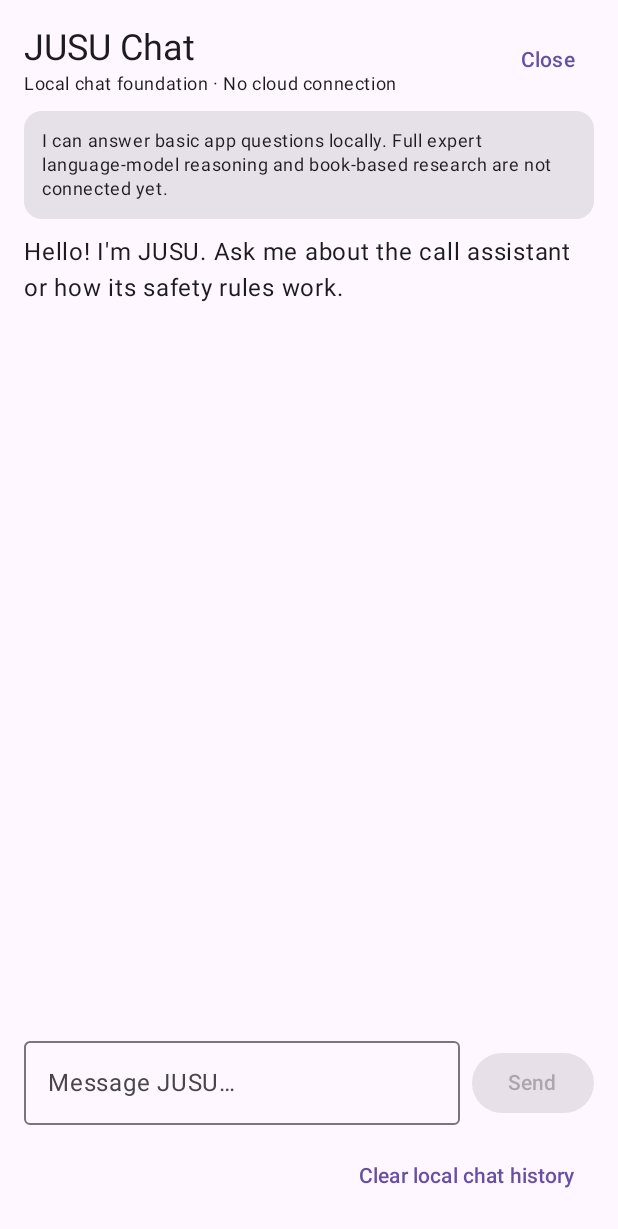
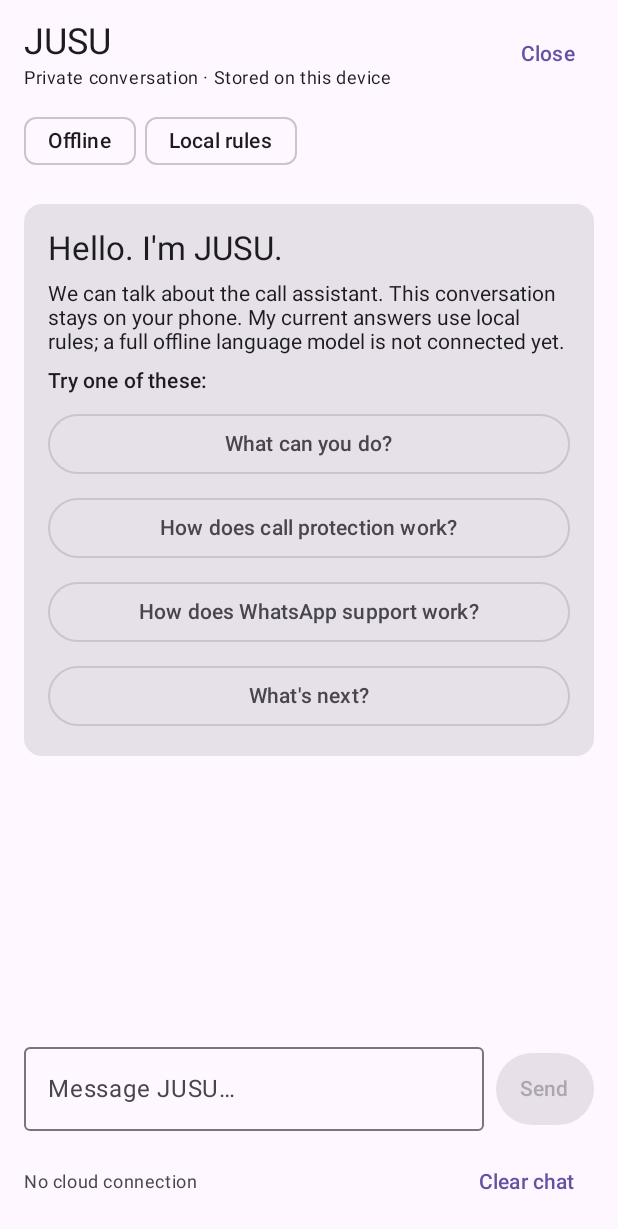
Before and after one commit to jusu9882-a11y/JUSU-AI-CALL-ASSISTANT, an Android app built with Jetpack Compose: the composable JusuChatScreen shown on its own in the app's theme, on a phone screen of 412 x 824 dp. Shown: the top 1229 px of the screen. Run offline under Robolectric (Android 15) with nearby library versions, the phone set to English and light mode, and no system bars.

Commit message:
Improve JUSU chat conversation interface and input flow

```diff
--- a/app/src/main/java/com/jusu/aicallassistant/intelligence/JusuChatScreen.kt
+++ b/app/src/main/java/com/jusu/aicallassistant/intelligence/JusuChatScreen.kt
@@ -5,11 +5,14 @@ import androidx.compose.foundation.lazy.LazyColumn
 import androidx.compose.foundation.lazy.items
 import androidx.compose.foundation.lazy.rememberLazyListState
 import androidx.compose.foundation.shape.RoundedCornerShape
+import androidx.compose.foundation.text.KeyboardActions
+import androidx.compose.foundation.text.KeyboardOptions
 import androidx.compose.material3.*
 import androidx.compose.runtime.*
 import androidx.compose.ui.Alignment
 import androidx.compose.ui.Modifier
 import androidx.compose.ui.platform.LocalContext
+import androidx.compose.ui.text.input.ImeAction
 import androidx.compose.ui.unit.dp
 import kotlinx.coroutines.launch
 
@@ -23,60 +26,71 @@ fun JusuChatScreen(onClose: () -> Unit) {
     val listState = rememberLazyListState()
     val scope = rememberCoroutineScope()
 
-    Column(Modifier.fillMaxSize().padding(16.dp), verticalArrangement = Arrangement.spacedBy(10.dp)) {
+    fun sendMessage(raw: String) {
+        val message = raw.trim()
+        if (message.isEmpty()) return
+        val userTurn = ChatTurn("user", message)
+        val reply = brain.respond(message, turns)
+        val assistantTurn = ChatTurn("assistant", reply.text)
+        store.append(userTurn, assistantTurn)
+        turns = (turns + userTurn + assistantTurn).takeLast(80)
+        input = ""
+        scope.launch { if (turns.isNotEmpty()) listState.animateScrollToItem(turns.lastIndex) }
+    }
+
+    LaunchedEffect(turns.size) {
+        if (turns.isNotEmpty()) listState.animateScrollToItem(turns.lastIndex)
+    }
+
+    Column(Modifier.fillMaxSize().imePadding().padding(horizontal = 16.dp, vertical = 12.dp), verticalArrangement = Arrangement.spacedBy(10.dp)) {
         Row(verticalAlignment = Alignment.CenterVertically, horizontalArrangement = Arrangement.SpaceBetween, modifier = Modifier.fillMaxWidth()) {
             Column(Modifier.weight(1f)) {
-                Text("JUSU Chat", style = MaterialTheme.typography.headlineSmall)
-                Text("Local chat foundation · No cloud connection", style = MaterialTheme.typography.bodySmall)
+                Text("JUSU", style = MaterialTheme.typography.headlineSmall)
+                Text("Private conversation · Stored on this device", style = MaterialTheme.typography.bodySmall)
             }
             TextButton(onClick = onClose) { Text("Close") }
         }
-        Card(Modifier.fillMaxWidth()) {
-            Text("I can answer basic app questions locally. Full expert language-model reasoning and book-based research are not connected yet.", Modifier.padding(12.dp), style = MaterialTheme.typography.bodySmall)
+        Row(horizontalArrangement = Arrangement.spacedBy(6.dp), verticalAlignment = Alignment.CenterVertically) {
+            AssistChip(onClick = {}, label = { Text("Offline") })
+            AssistChip(onClick = {}, label = { Text("Local rules") })
         }
-        LazyColumn(Modifier.weight(1f).fillMaxWidth(), state = listState, verticalArrangement = Arrangement.spacedBy(8.dp)) {
+
+        LazyColumn(Modifier.weight(1f).fillMaxWidth(), state = listState, verticalArrangement = Arrangement.spacedBy(10.dp), contentPadding = PaddingValues(vertical = 8.dp)) {
             if (turns.isEmpty()) {
                 item {
-                    Text("Hello! I'm JUSU. Ask me about the call assistant or how its safety rules work.", style = MaterialTheme.typography.bodyLarge)
+                    Card(Modifier.fillMaxWidth()) {
+                        Column(Modifier.padding(16.dp), verticalArrangement = Arrangement.spacedBy(8.dp)) {
+                            Text("Hello. I'm JUSU.", style = MaterialTheme.typography.titleLarge)
+                            Text("We can talk about the call assistant. This conversation stays on your phone. My current answers use local rules; a full offline language model is not connected yet.")
+                            Text("Try one of these:", style = MaterialTheme.typography.labelLarge)
+                            listOf("What can you do?", "How does call protection work?", "How does WhatsApp support work?", "What's next?").forEach { suggestion ->
+                                OutlinedButton(onClick = { sendMessage(suggestion) }, modifier = Modifier.fillMaxWidth()) { Text(suggestion) }
+                            }
+                        }
+                    }
                 }
             }
             items(turns) { turn ->
                 Row(Modifier.fillMaxWidth(), horizontalArrangement = if (turn.role == "user") Arrangement.End else Arrangement.Start) {
-                    Surface(
-                        color = if (turn.role == "user") MaterialTheme.colorScheme.primaryContainer else MaterialTheme.colorScheme.surfaceVariant,
-                        shape = RoundedCornerShape(16.dp),
-                        modifier = Modifier.widthIn(max = 320.dp)
-                    ) {
-                        Text(turn.text, Modifier.padding(12.dp))
+                    Column(Modifier.widthIn(max = 320.dp), horizontalAlignment = if (turn.role == "user") Alignment.End else Alignment.Start) {
+                        Text(if (turn.role == "user") "You" else "JUSU · Local", style = MaterialTheme.typography.labelSmall, color = MaterialTheme.colorScheme.onSurfaceVariant)
+                        Surface(color = if (turn.role == "user") MaterialTheme.colorScheme.primaryContainer else MaterialTheme.colorScheme.surfaceVariant, shape = RoundedCornerShape(18.dp)) {
+                            Text(turn.text, Modifier.padding(horizontal = 14.dp, vertical = 11.dp), style = MaterialTheme.typography.bodyLarge)
+                        }
                     }
                 }
             }
         }
+
         Row(verticalAlignment = Alignment.CenterVertically, horizontalArrangement = Arrangement.spacedBy(8.dp)) {
-            OutlinedTextField(
-                value = input,
-                onValueChange = { input = it },
-                modifier = Modifier.weight(1f),
-                placeholder = { Text("Message JUSU…") },
-                maxLines = 4
-            )
-            Button(
-                enabled = input.isNotBlank(),
-                onClick = {
-                    val message = input.trim()
-                    val userTurn = ChatTurn("user", message)
-                    val reply = brain.respond(message, turns)
-                    val assistantTurn = ChatTurn("assistant", reply.text)
-                    store.append(userTurn, assistantTurn)
-                    turns = (turns + userTurn + assistantTurn).takeLast(80)
-                    input = ""
-                    scope.launch { listState.animateScrollToItem((turns.size - 1).coerceAtLeast(0)) }
-                }
-            ) { Text("Send") }
+            OutlinedTextField(value = input, onValueChange = { input = it }, modifier = Modifier.weight(1f), placeholder = { Text("Message JUSU…") }, maxLines = 4,
+                keyboardOptions = KeyboardOptions(imeAction = ImeAction.Send),
+                keyboardActions = KeyboardActions(onSend = { sendMessage(input) }))
+            Button(enabled = input.isNotBlank(), onClick = { sendMessage(input) }, contentPadding = PaddingValues(horizontal = 16.dp, vertical = 14.dp)) { Text("Send") }
         }
-        TextButton(onClick = {
-            store.clear()
-            turns = emptyList()
-        }, modifier = Modifier.align(Alignment.End)) { Text("Clear local chat history") }
+        Row(Modifier.fillMaxWidth(), horizontalArrangement = Arrangement.SpaceBetween, verticalAlignment = Alignment.CenterVertically) {
+            Text("No cloud connection", style = MaterialTheme.typography.bodySmall, color = MaterialTheme.colorScheme.onSurfaceVariant)
+            TextButton(onClick = { store.clear(); turns = emptyList(); input = "" }) { Text("Clear chat") }
+        }
     }
 }
```
